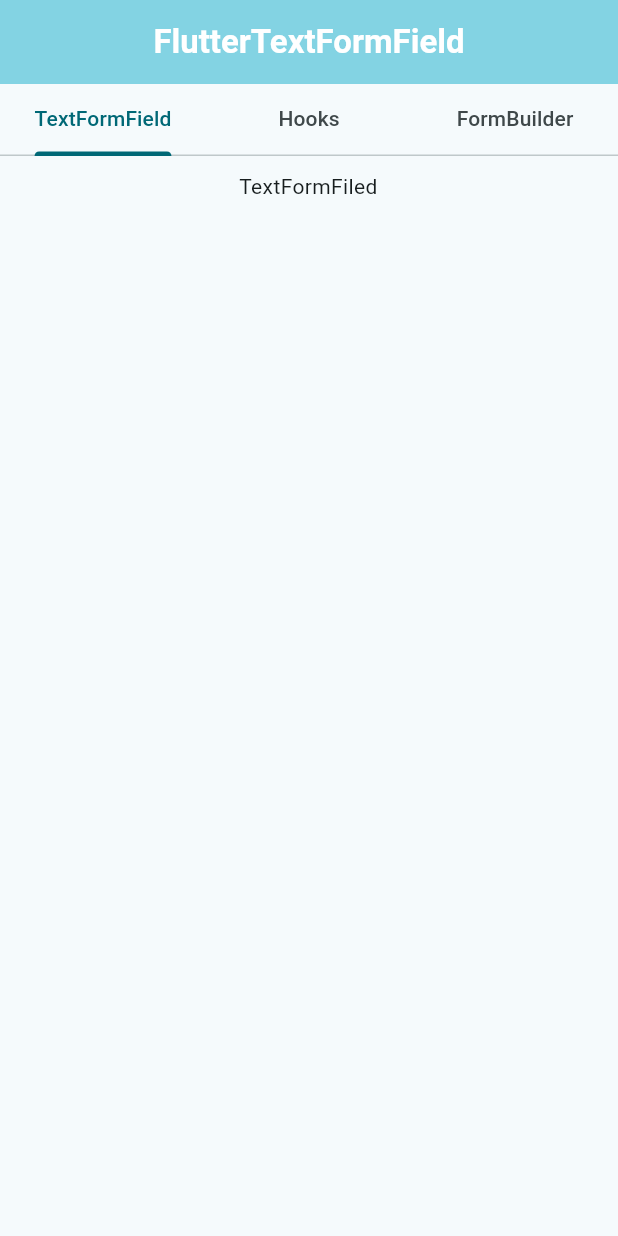
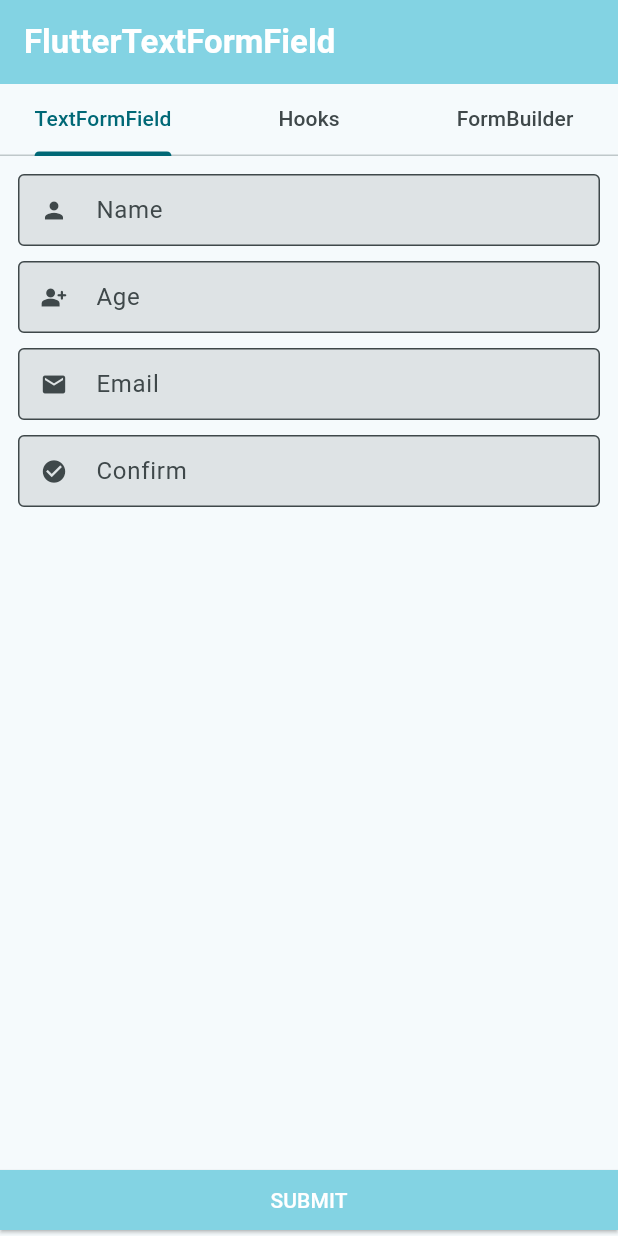
Before and after one commit to SouksavathPMS/flutterform, a Flutter app: the screen it shows after launch, on a phone screen of 412 x 824 dp. Run offline on Flutter 3.47's test engine with Material 2 defaults, Android fonts, the phone set to English and light mode, and no system bars.

Commit message:
textFormField

```diff
--- a/lib/main.dart
+++ b/lib/main.dart
@@ -54,7 +54,6 @@ class _MyHomePageState extends State<MyHomePage> {
     return Scaffold(
       appBar: AppBar(
         elevation: 0,
-        centerTitle: true,
         backgroundColor: Theme.of(context).colorScheme.inversePrimary,
         title: Text(
           _getAppBarTitle(_currentIndex),
--- a/lib/screens/normal_text_form_filed.dart
+++ b/lib/screens/normal_text_form_filed.dart
@@ -1,18 +1,165 @@
 import 'package:flutter/material.dart';
 
-class NormalTextFormField extends StatelessWidget {
+import '../widgets/main_button.dart';
+
+class NormalTextFormField extends StatefulWidget {
   const NormalTextFormField({super.key});
 
   @override
+  State<NormalTextFormField> createState() => _NormalTextFormFieldState();
+}
+
+class _NormalTextFormFieldState extends State<NormalTextFormField> {
+  final _formKey = GlobalKey<FormState>();
+  late TextEditingController _nameController;
+  late TextEditingController _ageController;
+  late TextEditingController _emailController;
+  late TextEditingController _confirmController;
+
+  @override
+  void initState() {
+    _nameController = TextEditingController();
+    _ageController = TextEditingController();
+    _emailController = TextEditingController();
+    _confirmController = TextEditingController();
+    super.initState();
+  }
+
+  @override
+  void dispose() {
+    _nameController.dispose();
+    _ageController.dispose();
+    _emailController.dispose();
+    _confirmController.dispose();
+    super.dispose();
+  }
+
+  bool isInteger(num value) => value is int || value == value.roundToDouble();
+
+  bool validateEmail(String email) {
+    if (email.isEmpty) {
+      return false;
+    }
+    final emailRegExp = RegExp(
+      r'^[\w-]+(\.[\w-]+)*@([\w-]+\.)+[a-zA-Z]{2,7}$',
+      caseSensitive: false,
+    );
+    return emailRegExp.hasMatch(email);
+  }
+
+  @override
   Widget build(BuildContext context) {
-    return const Padding(
-      padding: EdgeInsets.only(top: 10, left: 12, right: 13),
-      child: Column(
-        children: [
-          Center(
-            child: Text("TextFormFiled"),
-          )
-        ],
+    return Scaffold(
+      body: SingleChildScrollView(
+        padding: const EdgeInsets.only(top: 12, left: 12, right: 12),
+        child: Form(
+          key: _formKey,
+          child: Column(
+            children: [
+              TextFormField(
+                controller: _nameController,
+                decoration: const InputDecoration(
+                  contentPadding: EdgeInsets.only(left: 8, right: 8),
+                  filled: true,
+                  isDense: true,
+                  border: OutlineInputBorder(),
+                  hintText: 'Name',
+                  prefixIcon: Icon(Icons.person),
+                ),
+                validator: (value) {
+                  if (value == null || value.trim().isEmpty) {
+                    return 'Please enter your name';
+                  }
+                  return null;
+                },
+              ),
+              const SizedBox(height: 10),
+              TextFormField(
+                controller: _ageController,
+                keyboardType: TextInputType.number,
+                decoration: const InputDecoration(
+                  contentPadding: EdgeInsets.only(left: 8, right: 8),
+                  filled: true,
+                  isDense: true,
+                  border: OutlineInputBorder(),
+                  hintText: 'Age',
+                  prefixIcon: Icon(Icons.person_add_alt_rounded),
+                ),
+                validator: (value) {
+                  try {
+                    if (value == null || value.isEmpty) {
+                      return 'Please enter your age';
+                    } else if (value.startsWith(".")) {
+                      return 'Min age is 1';
+                    } else if (!isInteger(num.parse(value))) {
+                      return 'Please enter only integer';
+                    } else if (int.tryParse(value) == null) {
+                      return 'Please enter only number';
+                    } else if (int.tryParse(value)!.isNegative) {
+                      return 'Please enter non-negative numbers';
+                    } else if (int.tryParse(value)! > 150) {
+                      return 'Please enter a valid age below 150';
+                    }
+                  } on Exception {
+                    return 'Please enter a valid number';
+                  }
+                  return null;
+                },
+              ),
+              const SizedBox(height: 10),
+              TextFormField(
+                controller: _emailController,
+                keyboardType: TextInputType.emailAddress,
+                decoration: const InputDecoration(
+                  contentPadding: EdgeInsets.only(left: 8, right: 8),
+                  filled: true,
+                  isDense: true,
+                  border: OutlineInputBorder(),
+                  hintText: 'Email',
+                  prefixIcon: Icon(Icons.email),
+                ),
+                validator: (value) {
+                  if (value == null || value.isEmpty) {
+                    return 'Please enter your email';
+                  } else if (!validateEmail(value)) {
+                    return "Please enter valid email";
+                  }
+                  return null;
+                },
+              ),
+              const SizedBox(height: 10),
+              TextFormField(
+                controller: _confirmController,
+                keyboardType: TextInputType.emailAddress,
+                decoration: const InputDecoration(
+                  contentPadding: EdgeInsets.only(left: 8, right: 8),
+                  filled: true,
+                  isDense: true,
+                  border: OutlineInputBorder(),
+                  hintText: 'Confirm',
+                  prefixIcon: Icon(Icons.check_circle),
+                ),
+                validator: (value) {
+                  if (value == null || value.isEmpty) {
+                    return 'This field is requried';
+                  } else if (value.trim() != "CONFIRM") {
+                    return "Please type 'CONFIRM'";
+                  }
+                  return null;
+                },
+              ),
+            ],
+          ),
+        ),
+      ),
+      bottomNavigationBar: MainButton(
+        onPressed: () {
+          if (_formKey.currentState!.validate()) {
+            ScaffoldMessenger.of(context).showSnackBar(
+              const SnackBar(content: Text('Processing Data')),
+            );
+          }
+        },
       ),
     );
   }
--- /dev/null
+++ b/lib/widgets/main_button.dart
@@ -0,0 +1,30 @@
+import 'package:flutter/material.dart';
+
+class MainButton extends StatelessWidget {
+  const MainButton({
+    super.key,
+    required this.onPressed,
+  });
+
+  final Function onPressed;
+
+  @override
+  Widget build(BuildContext context) {
+    return ElevatedButton(
+      style: ButtonStyle(
+        shape: MaterialStateProperty.all(
+          const RoundedRectangleBorder(),
+        ),
+        backgroundColor: MaterialStateProperty.all(
+            Theme.of(context).colorScheme.inversePrimary),
+      ),
+      onPressed: () => onPressed(),
+      child: Text(
+        "Submit".toUpperCase(),
+        style: const TextStyle(
+          color: Colors.white,
+        ),
+      ),
+    );
+  }
+}
```
